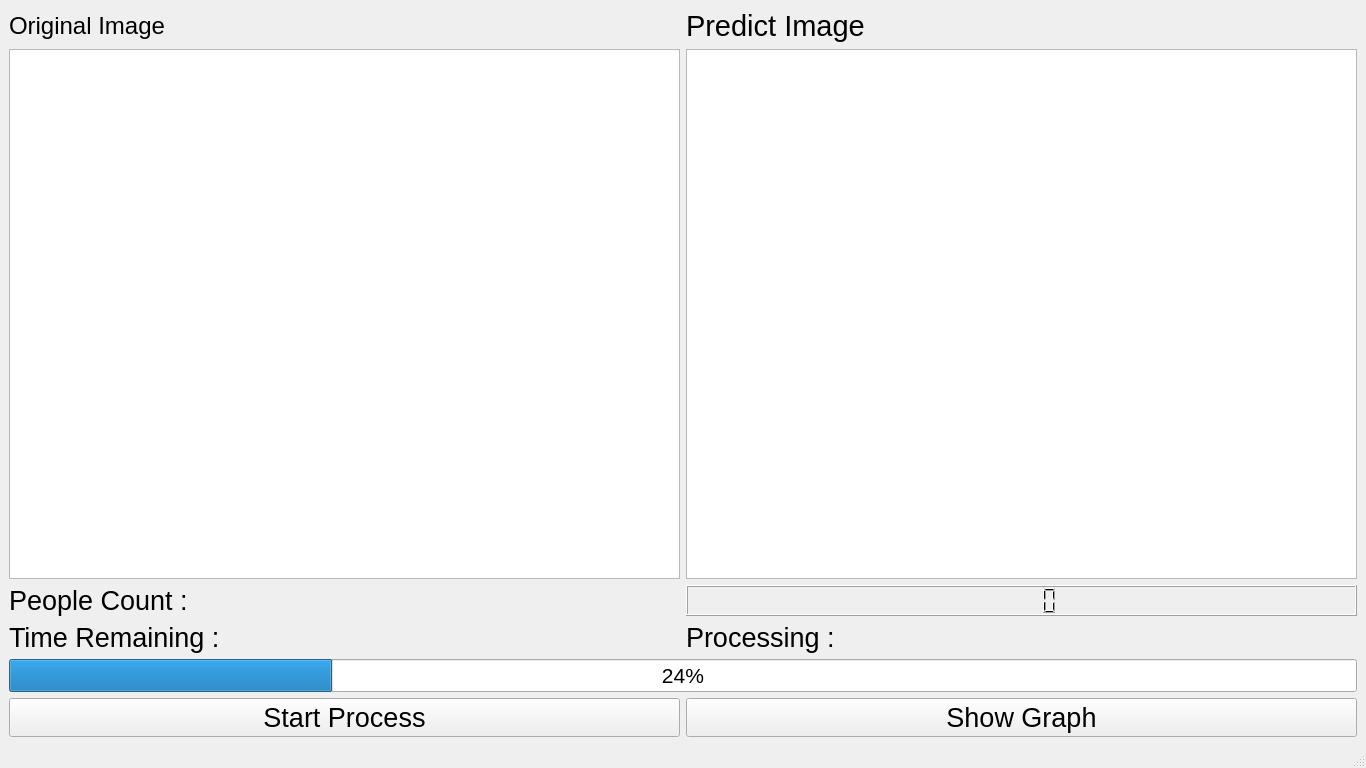
Before: the Qt Designer form GUI/test-process.ui in mossZmossZ/basketball-court-crowd-counting, drawn with Qt 5.
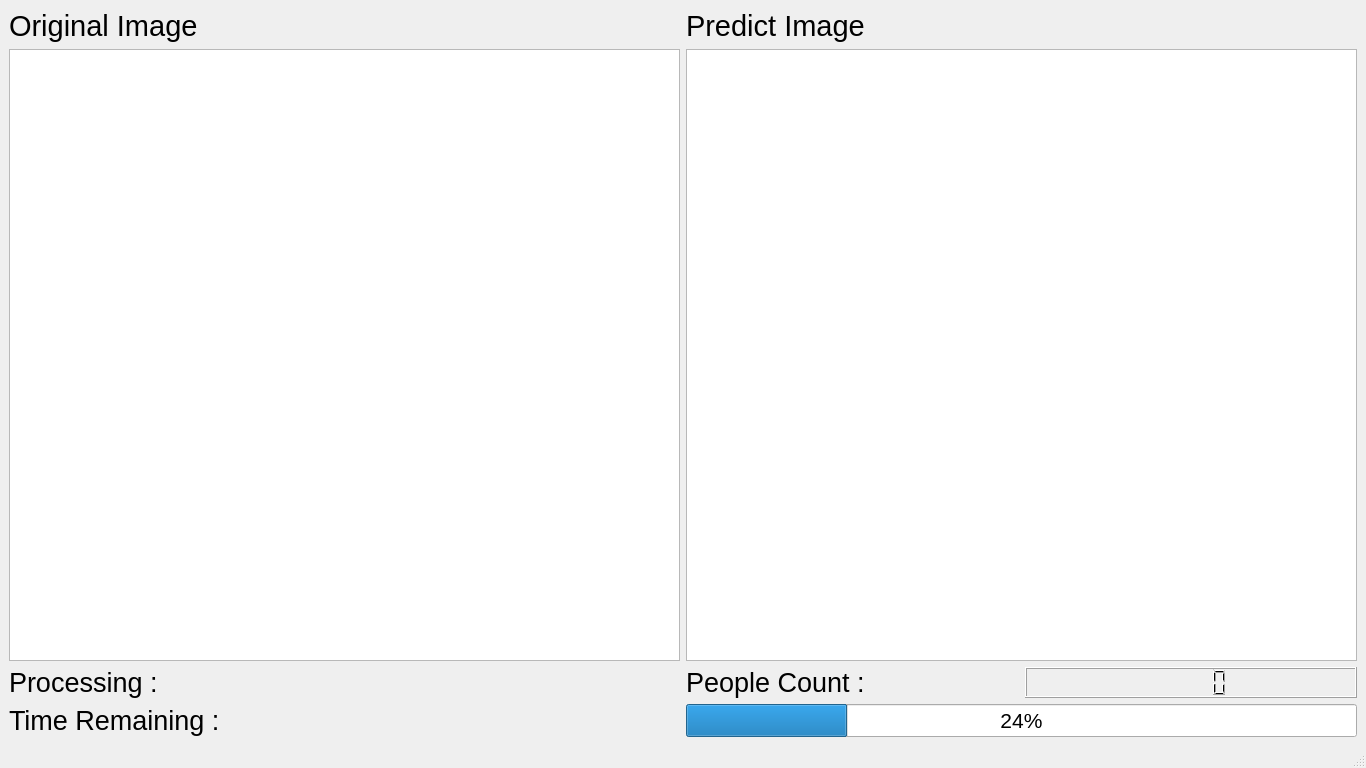
After: the same form once the commit is applied.

Patch:
```diff
--- a/GUI/test-process.ui
+++ b/GUI/test-process.ui
@@ -19,7 +19,7 @@
      <widget class="QLabel" name="Original_label">
       <property name="font">
        <font>
-        <pointsize>18</pointsize>
+        <pointsize>22</pointsize>
        </font>
       </property>
       <property name="text">
@@ -45,8 +45,30 @@
     <item row="1" column="1">
      <widget class="QGraphicsView" name="graphicsView_2"/>
     </item>
-    <item row="0" column="2" rowspan="2">
-     <layout class="QVBoxLayout" name="verticalLayout"/>
+    <item row="2" column="1">
+     <layout class="QHBoxLayout" name="horizontalLayout">
+      <item>
+       <widget class="QLabel" name="People_label">
+        <property name="font">
+         <font>
+          <pointsize>20</pointsize>
+         </font>
+        </property>
+        <property name="text">
+         <string>People Count :</string>
+        </property>
+       </widget>
+      </item>
+      <item>
+       <widget class="QLCDNumber" name="lcd_count">
+        <property name="font">
+         <font>
+          <pointsize>20</pointsize>
+         </font>
+        </property>
+       </widget>
+      </item>
+     </layout>
     </item>
     <item row="4" column="0">
      <widget class="QLabel" name="Remaining_label">
@@ -60,52 +82,7 @@
       </property>
      </widget>
     </item>
-    <item row="7" column="1">
-     <widget class="QPushButton" name="ShowGraphButton">
-      <property name="font">
-       <font>
-        <pointsize>20</pointsize>
-       </font>
-      </property>
-      <property name="text">
-       <string>Show Graph</string>
-      </property>
-     </widget>
-    </item>
-    <item row="2" column="0">
-     <widget class="QLabel" name="People_label">
-      <property name="font">
-       <font>
-        <pointsize>20</pointsize>
-       </font>
-      </property>
-      <property name="text">
-       <string>People Count :</string>
-      </property>
-     </widget>
-    </item>
-    <item row="2" column="1">
-     <widget class="QLCDNumber" name="lcd_count">
-      <property name="font">
-       <font>
-        <pointsize>20</pointsize>
-       </font>
-      </property>
-     </widget>
-    </item>
     <item row="4" column="1">
-     <widget class="QLabel" name="process_text">
-      <property name="font">
-       <font>
-        <pointsize>20</pointsize>
-       </font>
-      </property>
-      <property name="text">
-       <string>Processing :</string>
-      </property>
-     </widget>
-    </item>
-    <item row="6" column="0" colspan="2">
      <widget class="QProgressBar" name="progressBar">
       <property name="font">
        <font>
@@ -123,15 +100,15 @@
       </property>
      </widget>
     </item>
-    <item row="7" column="0">
-     <widget class="QPushButton" name="pushButton">
+    <item row="2" column="0">
+     <widget class="QLabel" name="process_text">
       <property name="font">
        <font>
         <pointsize>20</pointsize>
        </font>
       </property>
       <property name="text">
-       <string>Start Process</string>
+       <string>Processing :</string>
       </property>
      </widget>
     </item>
```
Left out of the diff: 3 changed lines with no effect on the pictures.
